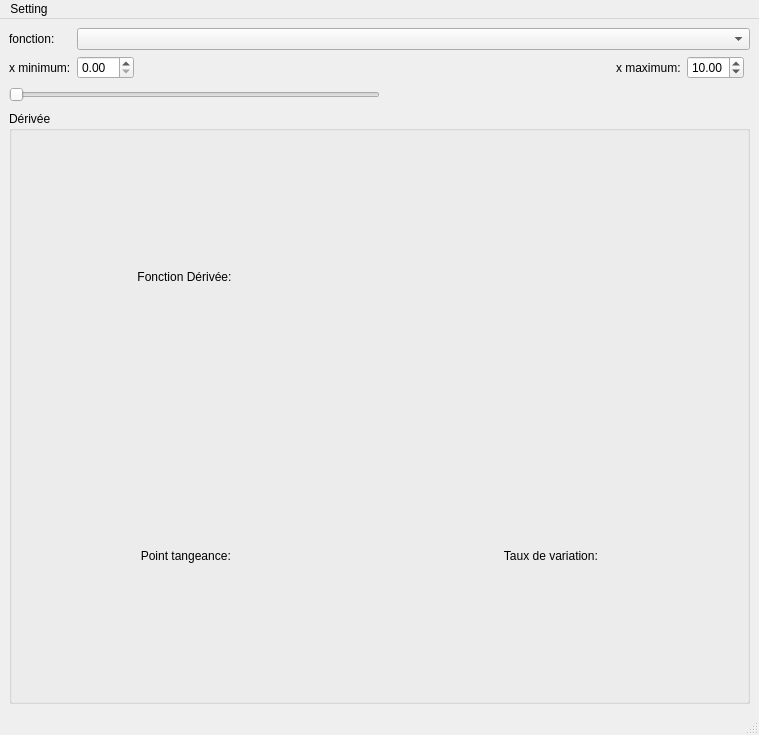
The window that ui/tp2derivee.ui (Jean-ChristopheGagne/TP2-Fonctions-derives) describes before a commit, drawn with Qt 5.
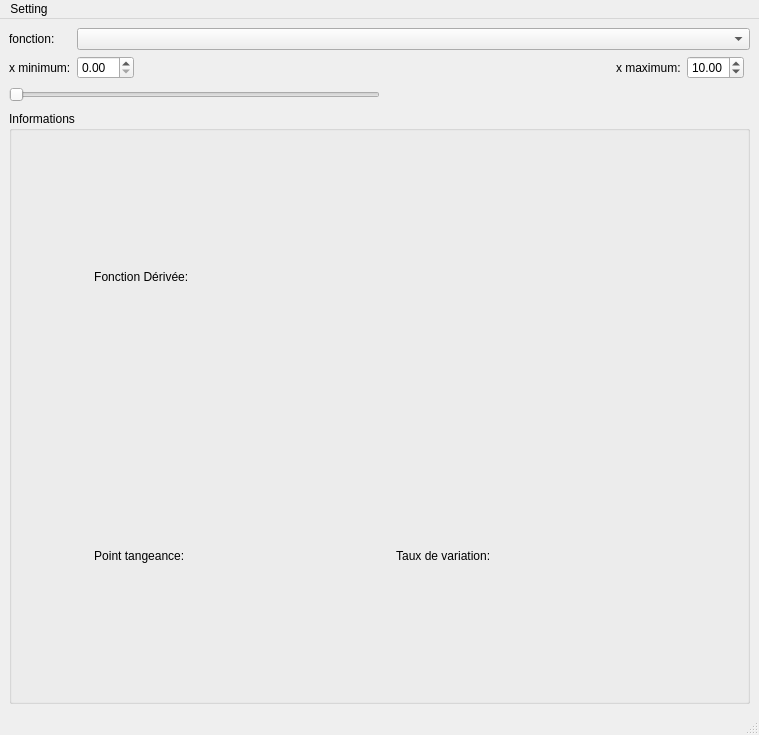
The same window after the commit.

Commit message: Implémentation du taux de variation et de la couleur pour la dérivée

```diff
--- a/ui/tp2derivee.ui
+++ b/ui/tp2derivee.ui
@@ -107,7 +107,7 @@
         <item row="0" column="0">
          <widget class="QGroupBox" name="groupBox">
           <property name="title">
-           <string>Dérivée</string>
+           <string>Informations</string>
           </property>
           <layout class="QGridLayout" name="gridLayout_6">
            <item row="0" column="0">
@@ -115,21 +115,21 @@
              <item row="0" column="0">
               <widget class="QLabel" name="label">
                <property name="text">
-                <string>                                   Fonction Dérivée:</string>
+                <string>                      Fonction Dérivée:</string>
                </property>
               </widget>
              </item>
              <item row="1" column="0">
               <widget class="QLabel" name="label_3">
                <property name="text">
-                <string>                                    Point tangeance: </string>
+                <string>                      Point tangeance: </string>
                </property>
               </widget>
              </item>
              <item row="1" column="2">
               <widget class="QLabel" name="label_2">
                <property name="text">
-                <string>                                     Taux de variation:</string>
+                <string>    Taux de variation:</string>
                </property>
               </widget>
              </item>
```
Left out of the diff: 14 changed lines with no effect on the pictures. The commit also changes 5 other files.
